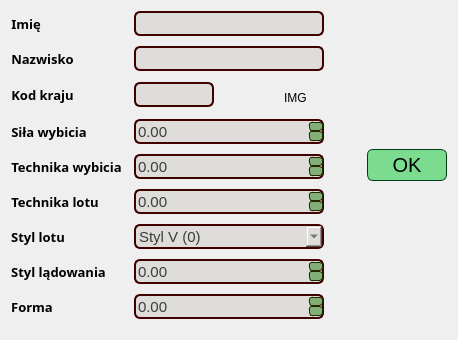
Before: the Qt Designer form UI/EditorWidgets/JumperEditorWidget.ui in SiekamCebule/sj-sim, drawn with Qt 5.
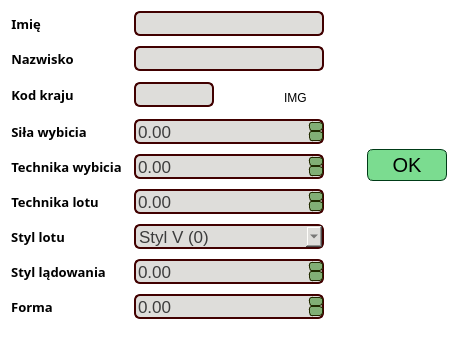
After: the same form once the commit is applied.

What changed in the file:
```diff
--- a/UI/EditorWidgets/JumperEditorWidget.ui
+++ b/UI/EditorWidgets/JumperEditorWidget.ui
@@ -13,6 +13,9 @@
   <property name="windowTitle">
    <string>Edytor skoczka</string>
   </property>
+  <property name="styleSheet">
+   <string notr="true">background: transparent;</string>
+  </property>
   <layout class="QVBoxLayout" name="verticalLayout_2">
    <item>
     <layout class="QVBoxLayout" name="verticalLayout">
@@ -501,7 +504,7 @@
            </property>
            <property name="font">
             <font>
-             <pointsize>11</pointsize>
+             <pointsize>13</pointsize>
             </font>
            </property>
            <property name="styleSheet">
@@ -543,7 +546,7 @@
            </property>
            <property name="font">
             <font>
-             <pointsize>11</pointsize>
+             <pointsize>13</pointsize>
             </font>
            </property>
            <property name="styleSheet">
@@ -585,7 +588,7 @@
            </property>
            <property name="font">
             <font>
-             <pointsize>11</pointsize>
+             <pointsize>13</pointsize>
             </font>
            </property>
            <property name="styleSheet">
@@ -627,7 +630,7 @@
            </property>
            <property name="font">
             <font>
-             <pointsize>11</pointsize>
+             <pointsize>13</pointsize>
             </font>
            </property>
            <property name="styleSheet">
@@ -681,7 +684,7 @@
            </property>
            <property name="font">
             <font>
-             <pointsize>11</pointsize>
+             <pointsize>13</pointsize>
             </font>
            </property>
            <property name="styleSheet">
@@ -723,7 +726,7 @@
            </property>
            <property name="font">
             <font>
-             <pointsize>11</pointsize>
+             <pointsize>13</pointsize>
             </font>
            </property>
            <property name="focusPolicy">
```
Left out of the diff: 4 changed lines with no effect on the pictures.
